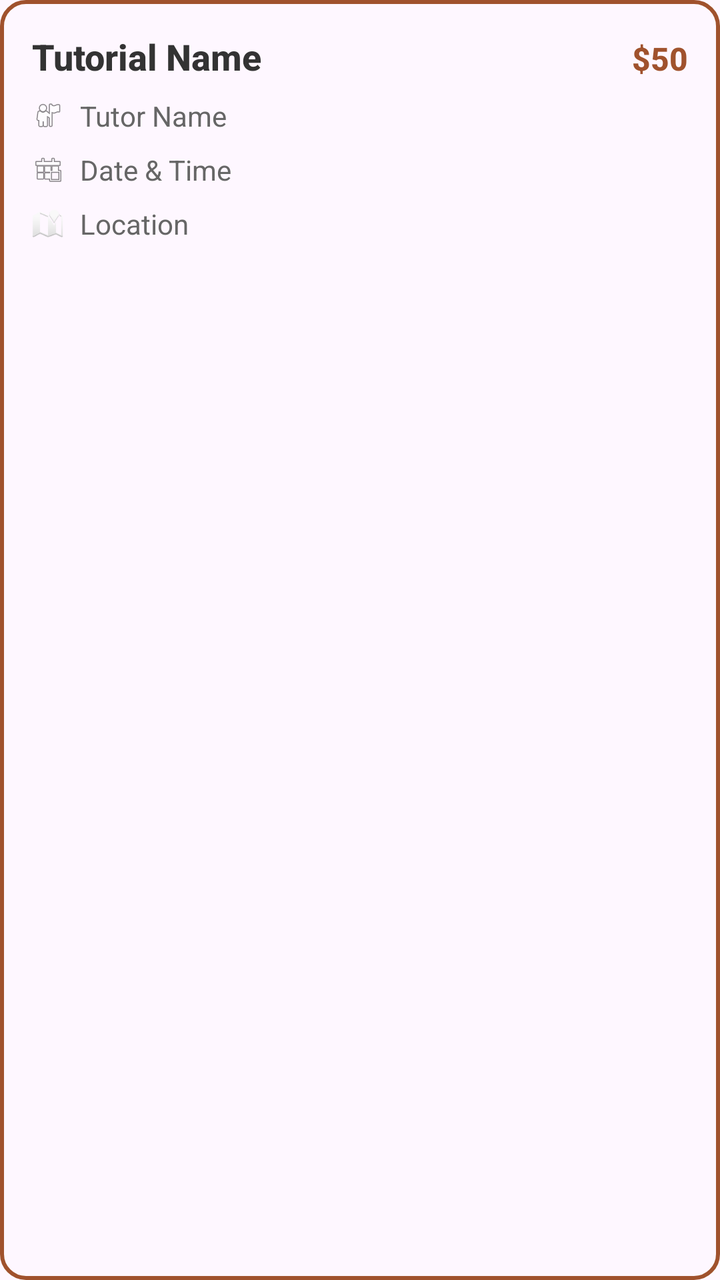
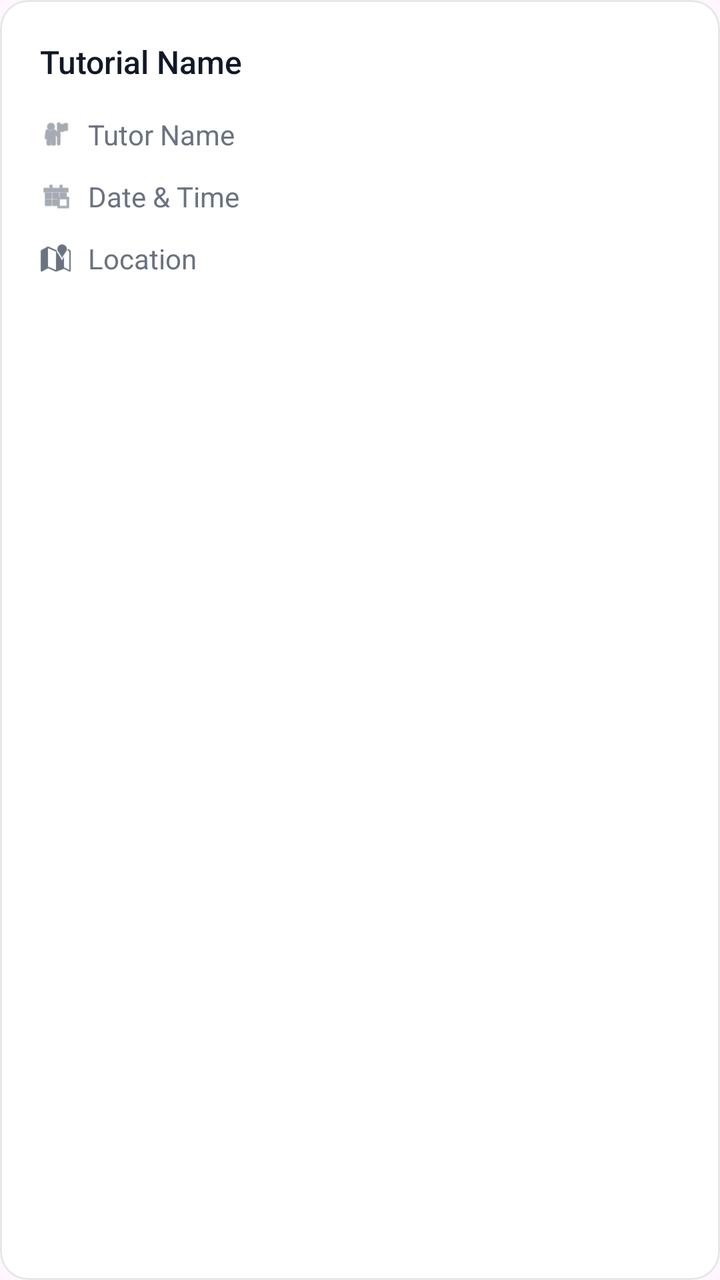

Screens rendered from an Android XML layout before and after an edit, with the pre-edit source and the edit as a unified diff.
<!-- AndroidManifest.xml: application theme Theme.Csci3130Group1 -->
<!-- res/layout/tutorial_card_item.xml -->
<?xml version="1.0" encoding="utf-8"?>
<LinearLayout xmlns:android="http://schemas.android.com/apk/res/android"
    android:layout_width="match_parent"
    android:layout_height="wrap_content"
    android:background="@drawable/outlined_button_background"
    android:orientation="vertical"
    android:padding="16dp"
    android:layout_marginBottom="12dp"
    android:clickable="true"
    android:focusable="true"
    android:foreground="?android:attr/selectableItemBackground">

    
    <LinearLayout
        android:layout_width="match_parent"
        android:layout_height="wrap_content"
        android:orientation="horizontal"
        android:layout_marginBottom="8dp">

        <TextView
            android:id="@+id/tutorialCardName"
            android:layout_width="0dp"
            android:layout_height="wrap_content"
            android:layout_weight="1"
            android:text="Tutorial Name"
            android:textSize="18sp"
            android:textStyle="bold"
            android:textColor="#333333"
            android:fontFamily="sans-serif-medium"/>

        <TextView
            android:id="@+id/tutorialCardFee"
            android:layout_width="wrap_content"
            android:layout_height="wrap_content"
            android:text="$50"
            android:textSize="16sp"
            android:textColor="#A0522D"
            android:textStyle="bold"
            android:fontFamily="sans-serif-medium"/>
    </LinearLayout>

    
    <LinearLayout
        android:layout_width="match_parent"
        android:layout_height="wrap_content"
        android:orientation="horizontal"
        android:gravity="center_vertical"
        android:layout_marginBottom="8dp">

        <ImageView
            android:layout_width="16dp"
            android:layout_height="16dp"
            android:src="@android:drawable/ic_menu_myplaces"
            android:contentDescription="Tutor Icon" />

        <TextView
            android:id="@+id/tutorialCardTutor"
            android:layout_width="wrap_content"
            android:layout_height="wrap_content"
            android:text="Tutor Name"
            android:textSize="14sp"
            android:textColor="#666666"
            android:layout_marginStart="8dp"/>
    </LinearLayout>

    
    <LinearLayout
        android:layout_width="match_parent"
        android:layout_height="wrap_content"
        android:orientation="horizontal"
        android:gravity="center_vertical"
        android:layout_marginBottom="8dp">

        <ImageView
            android:layout_width="16dp"
            android:layout_height="16dp"
            android:src="@android:drawable/ic_menu_today"
            android:contentDescription="Date Icon" />

        <TextView
            android:id="@+id/tutorialCardDateTime"
            android:layout_width="wrap_content"
            android:layout_height="wrap_content"
            android:text="Date &amp; Time"
            android:textSize="14sp"
            android:textColor="#666666"
            android:layout_marginStart="8dp"/>
    </LinearLayout>

    
    <LinearLayout
        android:layout_width="match_parent"
        android:layout_height="wrap_content"
        android:orientation="horizontal"
        android:gravity="center_vertical">

        <ImageView
            android:layout_width="16dp"
            android:layout_height="16dp"
            android:src="@android:drawable/ic_dialog_map"
            android:contentDescription="Location Icon" />

        <TextView
            android:id="@+id/tutorialCardLocation"
            android:layout_width="wrap_content"
            android:layout_height="wrap_content"
            android:text="Location"
            android:textSize="14sp"
            android:textColor="#666666"
            android:layout_marginStart="8dp"/>
    </LinearLayout>
</LinearLayout>
<!-- resources referenced by this layout -->
<resources>
  <!-- drawable outlined_button_background (drawable) -->
  <?xml version="1.0" encoding="utf-8"?>
  <shape xmlns:android="http://schemas.android.com/apk/res/android">
      <solid android:color="#00FFFFFF" />
      <corners android:radius="12dp" />
      <stroke android:width="2dp" android:color="#A0522D" />
  </shape>
  <style name="Theme.Csci3130Group1" parent="Base.Theme.Csci3130Group1" />
  <style name="Base.Theme.Csci3130Group1" parent="Theme.Material3.DayNight.NoActionBar">
          
          <item name="colorPrimary">#111827</item>
          <item name="colorOnPrimary">#FFFFFF</item>
          <item name="colorSecondary">#6B7280</item>
          <item name="colorOnSecondary">#FFFFFF</item>
          
          <item name="colorPrimaryContainer">#F3F4F6</item>
          <item name="colorOnPrimaryContainer">#111827</item>
          <item name="colorSecondaryContainer">#F3F4F6</item>
          <item name="colorOnSecondaryContainer">#111827</item>
          <item name="colorTertiary">#9CA3AF</item>
          <item name="colorSurface">#FFFFFF</item>
          <item name="colorOnSurface">#111827</item>
          <item name="colorOutline">#E5E7EB</item>
          <item name="android:navigationBarColor">#FFFFFF</item>
          <item name="android:statusBarColor">#FFFFFF</item>
      </style>
</resources>

<!-- the commit's change to res/layout/tutorial_card_item.xml (unified diff, before → after) -->
@@ -1,112 +1,115 @@
 <?xml version="1.0" encoding="utf-8"?>
-<LinearLayout xmlns:android="http://schemas.android.com/apk/res/android"
+<com.google.android.material.card.MaterialCardView xmlns:android="http://schemas.android.com/apk/res/android"
+    xmlns:app="http://schemas.android.com/apk/res-auto"
     android:layout_width="match_parent"
     android:layout_height="wrap_content"
-    android:background="@drawable/outlined_button_background"
-    android:orientation="vertical"
-    android:padding="16dp"
     android:layout_marginBottom="12dp"
+    app:cardCornerRadius="14dp"
+    app:cardElevation="0dp"
+    app:cardBackgroundColor="#FFFFFF"
+    app:strokeColor="#E5E7EB"
+    app:strokeWidth="1dp"
     android:clickable="true"
     android:focusable="true"
     android:foreground="?android:attr/selectableItemBackground">
 
-    
     <LinearLayout
         android:layout_width="match_parent"
         android:layout_height="wrap_content"
-        android:orientation="horizontal"
-        android:layout_marginBottom="8dp">
+        android:orientation="vertical"
+        android:padding="20dp">
 
+        
         <TextView
             android:id="@+id/tutorialCardName"
-            android:layout_width="0dp"
+            android:layout_width="match_parent"
             android:layout_height="wrap_content"
-            android:layout_weight="1"
             android:text="Tutorial Name"
-            android:textSize="18sp"
-            android:textStyle="bold"
-            android:textColor="#333333"
-            android:fontFamily="sans-serif-medium"/>
+            android:textSize="16sp"
+            android:fontFamily="sans-serif-medium"
+            android:textColor="#111827"
+            android:layout_marginBottom="16dp"/>
 
-        <TextView
-            android:id="@+id/tutorialCardFee"
-            android:layout_width="wrap_content"
+        
+        <LinearLayout
+            android:layout_width="match_parent"
             android:layout_height="wrap_content"
-            android:text="$50"
-            android:textSize="16sp"
-            android:textColor="#A0522D"
-            android:textStyle="bold"
-            android:fontFamily="sans-serif-medium"/>
+            android:orientation="vertical">
+
+            
+            <LinearLayout
+                android:layout_width="match_parent"
+                android:layout_height="wrap_content"
+                android:orientation="horizontal"
+                android:gravity="center_vertical"
+                android:layout_marginBottom="12dp">
+
+                <ImageView
+                    android:layout_width="16dp"
+                    android:layout_height="16dp"
+                    android:src="@android:drawable/ic_menu_myplaces"
+                    app:tint="#6B7280"
+                    android:contentDescription="Tutor Icon" />
+
+                <TextView
+                    android:id="@+id/tutorialCardTutor"
+                    android:layout_width="wrap_content"
+                    android:layout_height="wrap_content"
+                    android:text="Tutor Name"
+                    android:textSize="14sp"
+                    android:textColor="#6B7280"
+                    android:layout_marginStart="8dp"/>
+            </LinearLayout>
+
+            
+            <LinearLayout
+                android:layout_width="match_parent"
+                android:layout_height="wrap_content"
+                android:orientation="horizontal"
+                android:gravity="center_vertical"
+                android:layout_marginBottom="12dp">
+
+                <ImageView
+                    android:layout_width="16dp"
+                    android:layout_height="16dp"
+                    android:src="@android:drawable/ic_menu_today"
+                    app:tint="#6B7280"
+                    android:contentDescription="Date Icon" />
+
+                <TextView
+                    android:id="@+id/tutorialCardDateTime"
+                    android:layout_width="wrap_content"
+                    android:layout_height="wrap_content"
+                    android:text="Date &amp; Time"
+                    android:textSize="14sp"
+                    android:textColor="#6B7280"
+                    android:layout_marginStart="8dp"/>
+            </LinearLayout>
+
+            
+            <LinearLayout
+                android:layout_width="match_parent"
+                android:layout_height="wrap_content"
+                android:orientation="horizontal"
+                android:gravity="center_vertical">
+
+                <ImageView
+                    android:layout_width="16dp"
+                    android:layout_height="16dp"
+                    android:src="@android:drawable/ic_dialog_map"
+                    app:tint="#6B7280"
+                    android:contentDescription="Location Icon" />
+
+                <TextView
+                    android:id="@+id/tutorialCardLocation"
+                    android:layout_width="wrap_content"
+                    android:layout_height="wrap_content"
+                    android:text="Location"
+                    android:textSize="14sp"
+                    android:textColor="#6B7280"
+                    android:layout_marginStart="8dp"/>
+            </LinearLayout>
+        </LinearLayout>
+
     </LinearLayout>
-
-    
-    <LinearLayout
-        android:layout_width="match_parent"
-        android:layout_height="wrap_content"
-        android:orientation="horizontal"
-        android:gravity="center_vertical"
-        android:layout_marginBottom="8dp">
-
-        <ImageView
-            android:layout_width="16dp"
-            android:layout_height="16dp"
-            android:src="@android:drawable/ic_menu_myplaces"
-            android:contentDescription="Tutor Icon" />
-
-        <TextView
-            android:id="@+id/tutorialCardTutor"
-            android:layout_width="wrap_content"
-            android:layout_height="wrap_content"
-            android:text="Tutor Name"
-            android:textSize="14sp"
-            android:textColor="#666666"
-            android:layout_marginStart="8dp"/>
-    </LinearLayout>
-
-    
-    <LinearLayout
-        android:layout_width="match_parent"
-        android:layout_height="wrap_content"
-        android:orientation="horizontal"
-        android:gravity="center_vertical"
-        android:layout_marginBottom="8dp">
-
-        <ImageView
-            android:layout_width="16dp"
-            android:layout_height="16dp"
-            android:src="@android:drawable/ic_menu_today"
-            android:contentDescription="Date Icon" />
-
-        <TextView
-            android:id="@+id/tutorialCardDateTime"
-            android:layout_width="wrap_content"
-            android:layout_height="wrap_content"
-            android:text="Date &amp; Time"
-            android:textSize="14sp"
-            android:textColor="#666666"
-            android:layout_marginStart="8dp"/>
-    </LinearLayout>
-
-    
-    <LinearLayout
-        android:layout_width="match_parent"
-        android:layout_height="wrap_content"
-        android:orientation="horizontal"
-        android:gravity="center_vertical">
-
-        <ImageView
-            android:layout_width="16dp"
-            android:layout_height="16dp"
-            android:src="@android:drawable/ic_dialog_map"
-            android:contentDescription="Location Icon" />
-
-        <TextView
-            android:id="@+id/tutorialCardLocation"
-            android:layout_width="wrap_content"
-            android:layout_height="wrap_content"
-            android:text="Location"
-            android:textSize="14sp"
-            android:textColor="#666666"
-            android:layout_marginStart="8dp"/>
-    </LinearLayout>
-</LinearLayout>
+</com.google.android.material.card.MaterialCardView>
<!-- resource entries referenced after the edit -->
@@ -1,12 +1,5 @@
 <!-- resources referenced by this layout -->
 <resources>
-  <!-- drawable outlined_button_background (drawable) -->
-  <?xml version="1.0" encoding="utf-8"?>
-  <shape xmlns:android="http://schemas.android.com/apk/res/android">
-      <solid android:color="#00FFFFFF" />
-      <corners android:radius="12dp" />
-      <stroke android:width="2dp" android:color="#A0522D" />
-  </shape>
   <style name="Theme.Csci3130Group1" parent="Base.Theme.Csci3130Group1" />
   <style name="Base.Theme.Csci3130Group1" parent="Theme.Material3.DayNight.NoActionBar">
           
